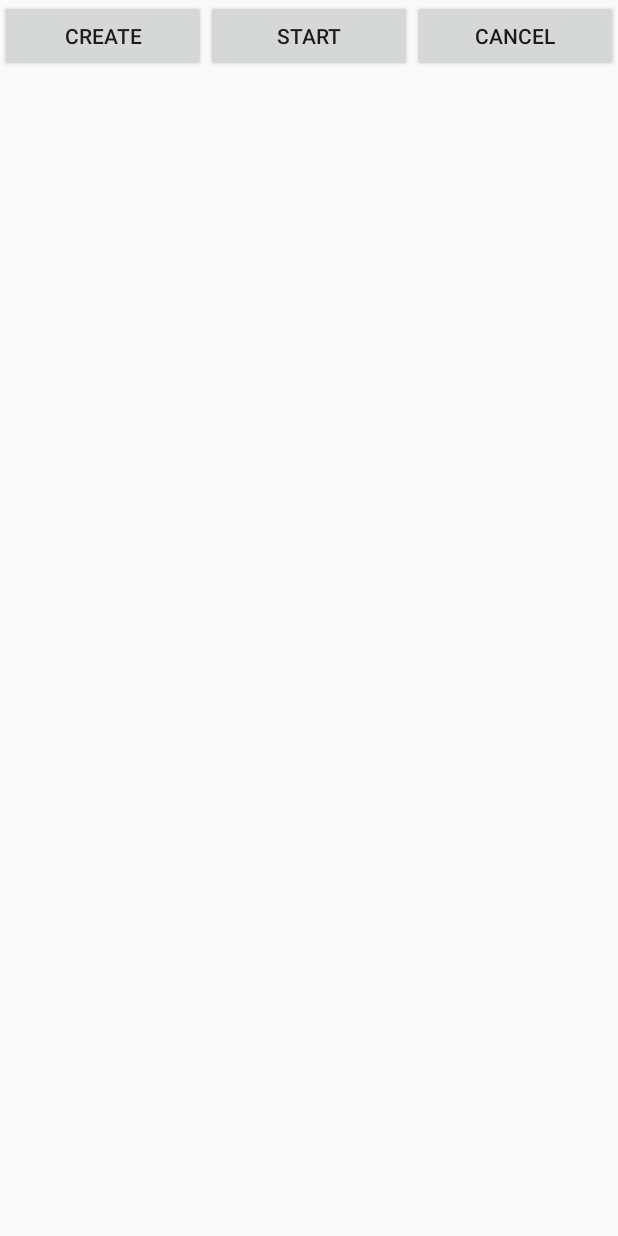
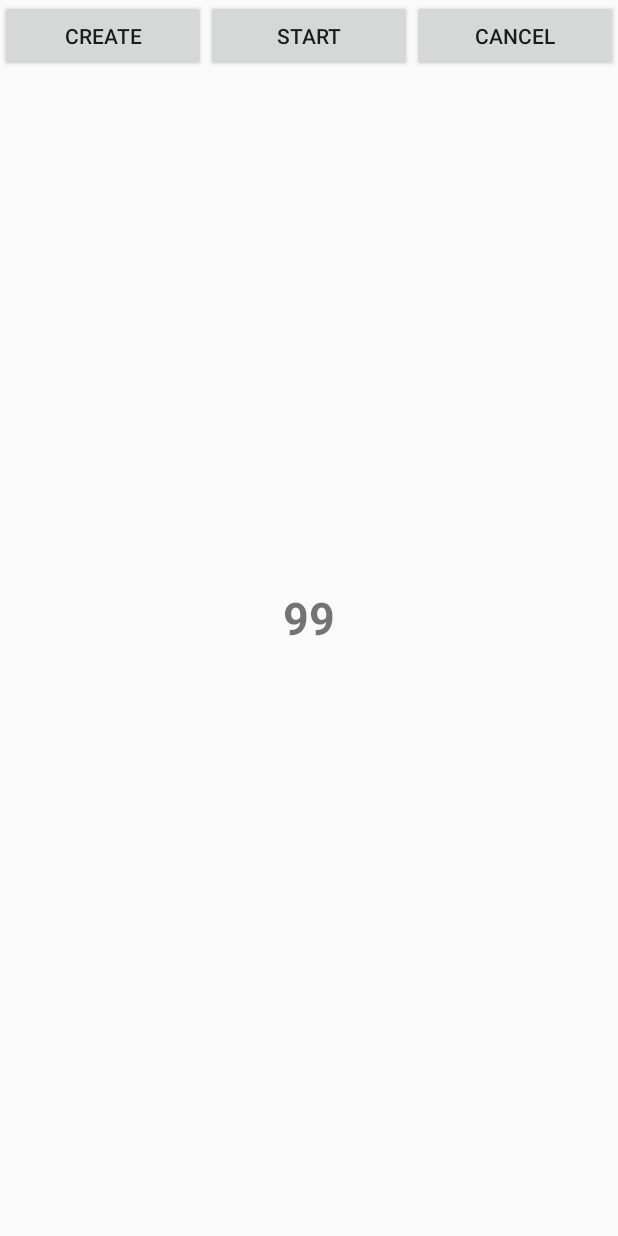
Before and after one commit to AcademyTLV/fundamentals-exercise-4, an Android app: the AsyncTaskActivity screen opened directly, with no data from a screen before it, after a tap on "START", on a phone screen of 412 x 824 dp. Run offline under Robolectric (Android 15) with nearby library versions, the phone set to English and light mode, and no system bars.

Commit message:
async task with numbers working

```diff
--- a/app/src/main/java/tlv/academy/android/fundamentals_exercise_4/AsyncTaskActivity.java
+++ b/app/src/main/java/tlv/academy/android/fundamentals_exercise_4/AsyncTaskActivity.java
@@ -5,12 +5,15 @@ import android.graphics.Color;
 import android.os.Bundle;
 import android.view.View;
 import android.widget.Button;
+import android.widget.TextView;
+import android.widget.Toast;
 
 public class AsyncTaskActivity extends Activity implements IAsyncTaskEvents{
 
     private Button mBtnCreate;
     private Button mBtnStart;
     private Button mBtnCancel;
+    private TextView mTxtValue;
 
     private ColorChangeAsyncTask mColorChangeAsyncTask;
 
@@ -24,6 +27,7 @@ public class AsyncTaskActivity extends Activity implements IAsyncTaskEvents{
         mBtnCreate = findViewById(R.id.btnAsyncCreate);
         mBtnStart = findViewById(R.id.btnAsyncStart);
         mBtnCancel = findViewById(R.id.btnAsyncCancel);
+        mTxtValue = findViewById(R.id.txtAsyncValue);
 
         mBtnCreate.setOnClickListener( OnClickCreate);
         mBtnStart.setOnClickListener( OnClickStart);
@@ -53,16 +57,17 @@ public class AsyncTaskActivity extends Activity implements IAsyncTaskEvents{
 
     @Override
     public void onPreExecute() {
-
+        Toast.makeText( this, getString(R.string.msg_preexecute), Toast.LENGTH_SHORT).show();
     }
 
     @Override
     public void onPostExecute() {
-
+        Toast.makeText( this, getString(R.string.msg_postexecute), Toast.LENGTH_SHORT).show();
     }
 
     @Override
     public void onProgressUpdate(Integer aInteger) {
+        mTxtValue.setText( String.valueOf( aInteger));
 
     }
 
@@ -72,13 +77,13 @@ public class AsyncTaskActivity extends Activity implements IAsyncTaskEvents{
     }
 
     private void doAsyncTaskStart(){
-        Integer mColorStart;
-        Integer mColorEnd;
+        Integer integerStart;
+        Integer integerEnd;
 
-        mColorStart = Color.WHITE;
-        mColorEnd = Color.BLACK;
+        integerStart = 1;
+        integerEnd = 100;
 
-        mColorChangeAsyncTask.execute( mColorStart, mColorEnd);
+        mColorChangeAsyncTask.execute( integerStart, integerEnd);
     }
 
     private void doAsyncTaskCancel(){
--- a/app/src/main/java/tlv/academy/android/fundamentals_exercise_4/ColorChangeAsyncTask.java
+++ b/app/src/main/java/tlv/academy/android/fundamentals_exercise_4/ColorChangeAsyncTask.java
@@ -1,6 +1,9 @@
 package tlv.academy.android.fundamentals_exercise_4;
 
+import android.graphics.Color;
 import android.os.AsyncTask;
+import android.os.SystemClock;
+import android.provider.Settings;
 
 /**
  * Created by danielszasz on 19/11/2017.
@@ -16,22 +19,48 @@ public class ColorChangeAsyncTask extends AsyncTask<Integer, Integer, Integer>{
 
     @Override
     protected Integer doInBackground(Integer... aIntegers) {
-        return null;
+        int iStart;
+        int iEnd;
+        if (aIntegers.length == 2) {
+            iStart = aIntegers[0];
+            iEnd = aIntegers[1];
+        } else {
+            iStart = 0;
+            iEnd = 100;
+        }
+
+        for (int iStep = iStart; iStep < iEnd; iStep++){
+            SystemClock.sleep( 250);
+            publishProgress( iStep);
+        }
+
+        return iEnd;
     }
 
     @Override
     protected void onPreExecute() {
         super.onPreExecute();
+        if (mIAsyncTaskEvents != null){
+            mIAsyncTaskEvents.onPreExecute();
+        }
     }
 
     @Override
     protected void onPostExecute(Integer aInteger) {
         super.onPostExecute(aInteger);
+        if (mIAsyncTaskEvents != null){
+            mIAsyncTaskEvents.onPostExecute();
+        }
     }
 
     @Override
     protected void onProgressUpdate(Integer... values) {
         super.onProgressUpdate(values);
+
+        if (mIAsyncTaskEvents != null){
+            mIAsyncTaskEvents.onProgressUpdate(values[0]);
+        }
+
     }
 
     @Override
--- a/app/src/main/res/layout/activity_async_task.xml
+++ b/app/src/main/res/layout/activity_async_task.xml
@@ -36,4 +36,13 @@
             android:layout_weight="1"
             android:text="@string/btn_cancel"/>
     </LinearLayout>
+
+    <TextView
+        android:id="@+id/txtAsyncValue"
+        android:layout_width="wrap_content"
+        android:layout_height="wrap_content"
+        android:layout_centerInParent="true"
+        android:text="10"
+        android:textSize="30sp"
+        android:textStyle="bold"/>
 </RelativeLayout>
--- a/app/src/main/res/values/strings.xml
+++ b/app/src/main/res/values/strings.xml
@@ -5,4 +5,6 @@
     <string name="btn_create">Create</string>
   <string name="btn_cancel">Cancel</string>
   <string name="btn_start">Start</string>
+  <string name="msg_preexecute">Pre execute run</string>
+  <string name="msg_postexecute">Post execute run</string>
 </resources>
```
